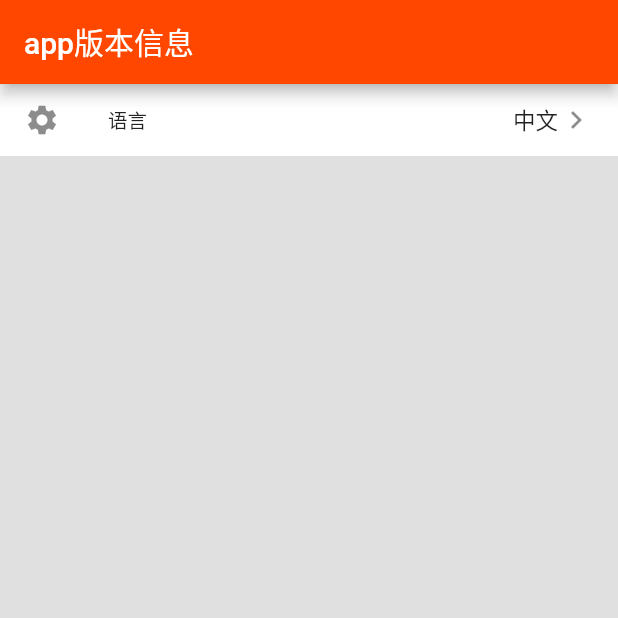
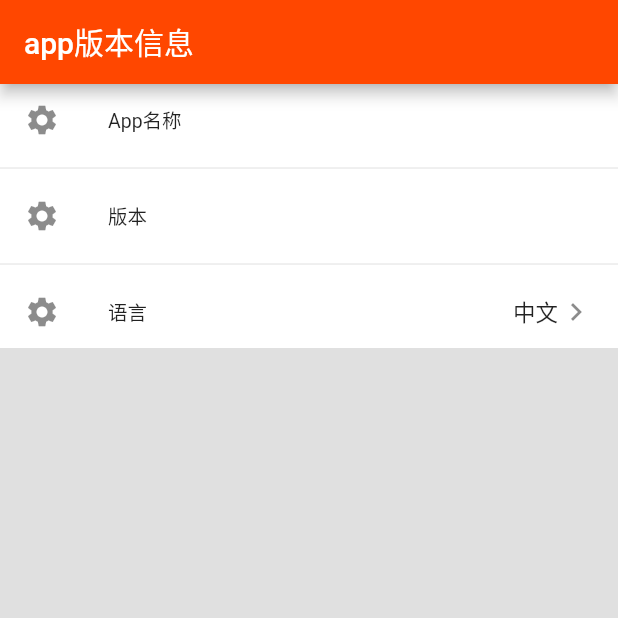
Before and after one commit to Binbiubiubiu/flutter_template, a Flutter app: the screen it shows after launch, on a phone screen of 412 x 824 dp, the top half of it. Run offline on Flutter 3.47's test engine with Material 2 defaults, Android fonts, the phone set to English and light mode, and no system bars; our stand-ins replace dio, fluro, fluttertoast, image_picker, package_info, shared_preferences and 2 more; missing offline and left inert: flutter_picker; statements that could not run were skipped.

```diff
--- a/lib/pages/setting_page.dart
+++ b/lib/pages/setting_page.dart
@@ -15,7 +15,7 @@ class _SettingPageState extends State<SettingPage> {
 
   @override
   Widget build(BuildContext context) {
-//    final pkg = Provider.of<PkgState>(context);
+    final pkg = Provider.of<PkgState>(context);
     var localeName = Provider.of<I18nState>(context).localeName;
 
     return Scaffold(
@@ -30,20 +30,20 @@ class _SettingPageState extends State<SettingPage> {
         child: Column(
           mainAxisSize: MainAxisSize.min,
           children: <Widget>[
-//            ListTile(
-//              dense: true,
-//              leading: Icon(Icons.settings),
-//              title: Text("App名称"),
-//              trailing: Text(pkg.appName),
-//            ),
-//            Divider(),
-//            ListTile(
-//              dense: true,
-//              leading: Icon(Icons.settings),
-//              title: Text("版本"),
-//              trailing: Text(pkg.version),
-//            ),
-//            Divider(),
+            ListTile(
+              dense: true,
+              leading: Icon(Icons.settings),
+              title: Text("App名称"),
+              trailing: Text(pkg.appName),
+            ),
+            Divider(),
+            ListTile(
+              dense: true,
+              leading: Icon(Icons.settings),
+              title: Text("版本"),
+              trailing: Text(pkg.version),
+            ),
+            Divider(),
             ListTile(
               dense: true,
               onTap: () {
```
